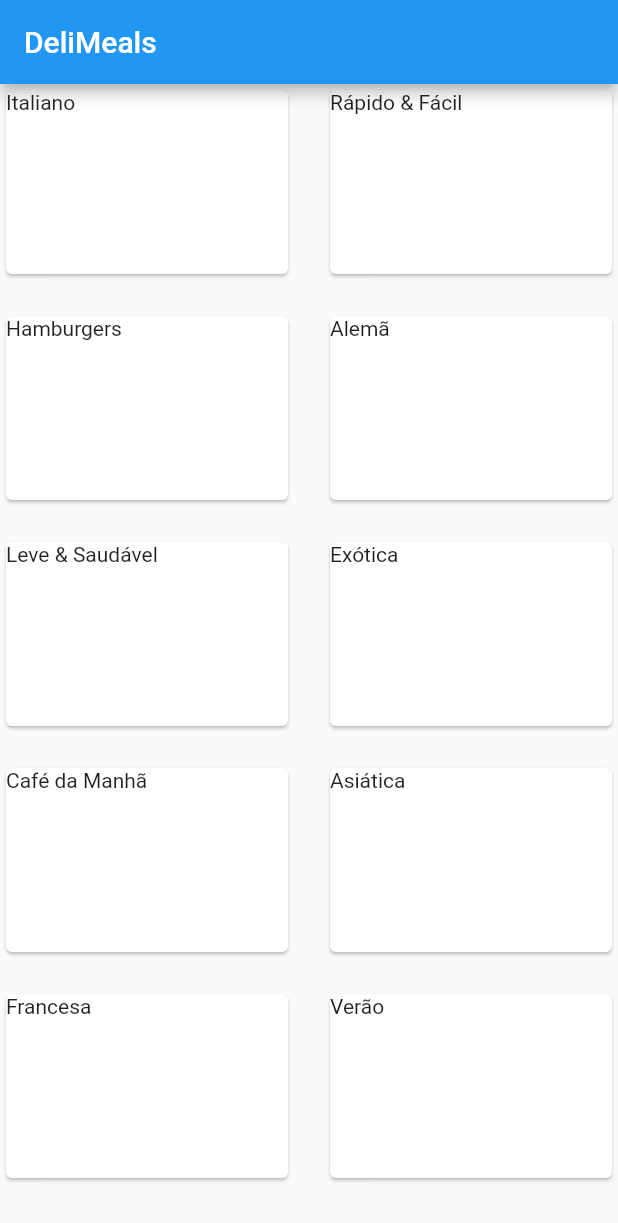
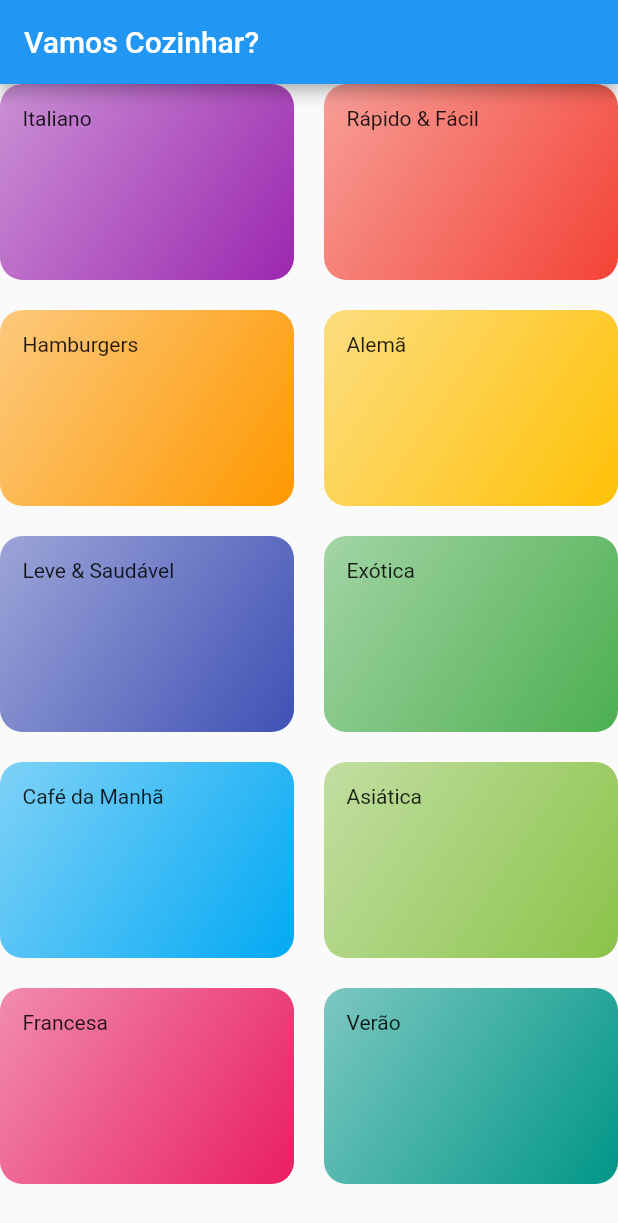
Before and after one commit to MatheusDCasanova/food_app, a Flutter app: the screen it shows after launch, on a phone screen of 412 x 824 dp. Shown: the top 1223 px of the screen. Run offline on Flutter 3.47's test engine with Material 2 defaults, Android fonts, the phone set to English and light mode, and no system bars.

Commit message:
categories screen set up and style applied on categories items

```diff
--- /dev/null
+++ b/lib/components/category_item.dart
@@ -0,0 +1,25 @@
+import 'package:flutter/material.dart';
+import '../models/category.dart';
+
+class CategoryItem extends StatelessWidget {
+  final Category category;
+
+  const CategoryItem(
+    this.category,
+  );
+
+  @override
+  Widget build(BuildContext context) {
+    return Container(
+      padding: const EdgeInsets.all(15),
+      decoration: BoxDecoration(
+        borderRadius: BorderRadius.circular(15),
+        gradient: LinearGradient(
+            colors: [category.color.withOpacity(0.5), category.color],
+            begin: Alignment.topLeft,
+            end: Alignment.bottomRight),
+      ),
+      child: Text(category.title),
+    );
+  }
+}
--- a/lib/main.dart
+++ b/lib/main.dart
@@ -11,26 +11,7 @@ class MyApp extends StatelessWidget {
       theme: ThemeData(
         primarySwatch: Colors.blue,
       ),
-      home: MyHomePage(),
+      home: CategoriesScreen(),
     );
   }
 }
-
-class MyHomePage extends StatefulWidget {
-  @override
-  _MyHomePageState createState() => _MyHomePageState();
-}
-
-class _MyHomePageState extends State<MyHomePage> {
-  @override
-  Widget build(BuildContext context) {
-    return Scaffold(
-      appBar: AppBar(
-        title: Text('DeliMeals'),
-      ),
-      body: Center(
-        child: CategoriesScreen(),
-      ),
-    );
-  }
-}
--- a/lib/screens/categories_screen.dart
+++ b/lib/screens/categories_screen.dart
@@ -1,4 +1,5 @@
 import 'package:flutter/material.dart';
+import 'package:food_app/components/category_item.dart';
 import '../data/dummy_data.dart';
 
 class CategoriesScreen extends StatelessWidget {
@@ -6,20 +7,19 @@ class CategoriesScreen extends StatelessWidget {
 
   @override
   Widget build(BuildContext context) {
-    return GridView(
-      gridDelegate: const SliverGridDelegateWithMaxCrossAxisExtent(
-        maxCrossAxisExtent: 200,
-        childAspectRatio: 3 / 2,
-        crossAxisSpacing: 20,
-        mainAxisSpacing: 20,
+    return Scaffold(
+      appBar: AppBar(title: const Text("Vamos Cozinhar?")),
+      body: GridView(
+        gridDelegate: const SliverGridDelegateWithMaxCrossAxisExtent(
+          maxCrossAxisExtent: 200,
+          childAspectRatio: 3 / 2,
+          crossAxisSpacing: 20,
+          mainAxisSpacing: 20,
+        ),
+        children: DUMMY_CATEGORIES.map((cat) {
+          return CategoryItem(cat);
+        }).toList(),
       ),
-      children: <Widget>[
-        ...(DUMMY_CATEGORIES.map((cat) {
-          return Card(
-            child: Text(cat.title),
-          );
-        })).toList()
-      ],
     );
   }
 }
```
